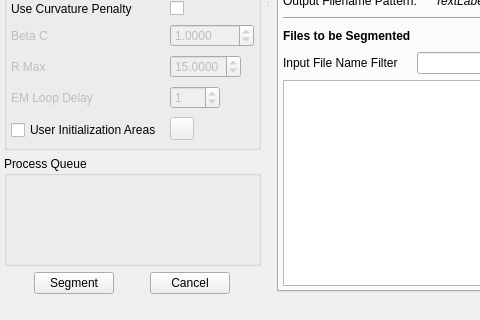
The window that Code/EmMpmGui/UI_Files/EmMpmGui.ui (BlueQuartzSoftware/EMMPMWorkbench) describes before a commit, drawn with Qt 5; both pictures show x 0 to 480 and y 324 to 644 of the 1014 by 644 pixel window.
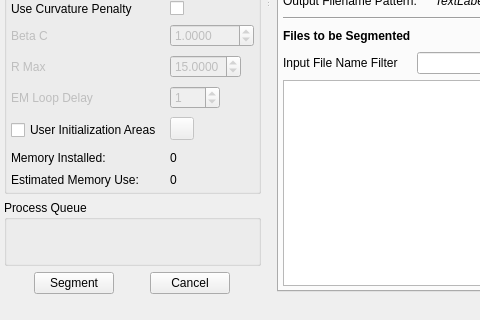
The same window after the commit. Icons and pictures are not drawn. Custom widgets are drawn as their Qt base class.

Commit message: Adding an estimated Memory usage calculation when the image is loaded and when the user toggles certain options

```diff
--- a/Code/EmMpmGui/UI_Files/EmMpmGui.ui
+++ b/Code/EmMpmGui/UI_Files/EmMpmGui.ui
@@ -1482,6 +1482,34 @@
           </property>
          </widget>
         </item>
+        <item row="9" column="0">
+         <widget class="QLabel" name="label">
+          <property name="text">
+           <string>Estimated Memory Use:</string>
+          </property>
+         </widget>
+        </item>
+        <item row="9" column="1">
+         <widget class="QLabel" name="estimatedMemory">
+          <property name="text">
+           <string>0</string>
+          </property>
+         </widget>
+        </item>
+        <item row="8" column="0">
+         <widget class="QLabel" name="label_24">
+          <property name="text">
+           <string>Memory Installed:</string>
+          </property>
+         </widget>
+        </item>
+        <item row="8" column="1">
+         <widget class="QLabel" name="memoryInstalled">
+          <property name="text">
+           <string>0</string>
+          </property>
+         </widget>
+        </item>
        </layout>
       </widget>
      </item>
@@ -1817,6 +1845,11 @@
    <header>qwt_plot.h</header>
    <container>1</container>
   </customwidget>
+  <customwidget>
+   <class>QFSDropLineEdit</class>
+   <extends>QLineEdit</extends>
+   <header location="global">QFSDropLineEdit.h</header>
+  </customwidget>
   <customwidget>
    <class>EMMPMGraphicsView</class>
    <extends>QWidget</extends>
@@ -1829,11 +1862,6 @@
    <header location="global">ProcessQueueDialog.h</header>
    <container>1</container>
   </customwidget>
-  <customwidget>
-   <class>QFSDropLineEdit</class>
-   <extends>QLineEdit</extends>
-   <header location="global">QFSDropLineEdit.h</header>
-  </customwidget>
   <customwidget>
    <class>UserInitAreaWidget</class>
    <extends>QWidget</extends>
```
Left out of the diff: 14 changed lines with no effect on the pictures. The commit also changes 8 other files.
